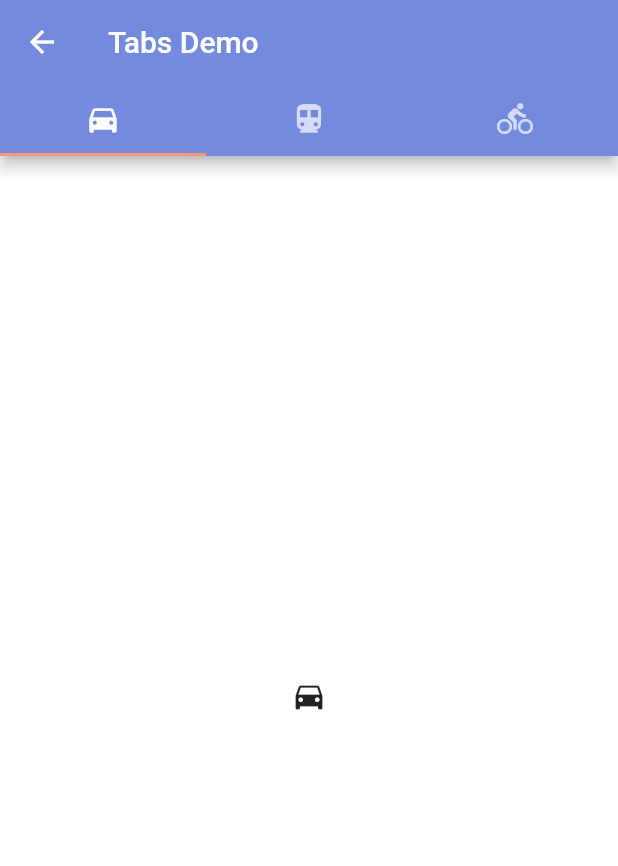
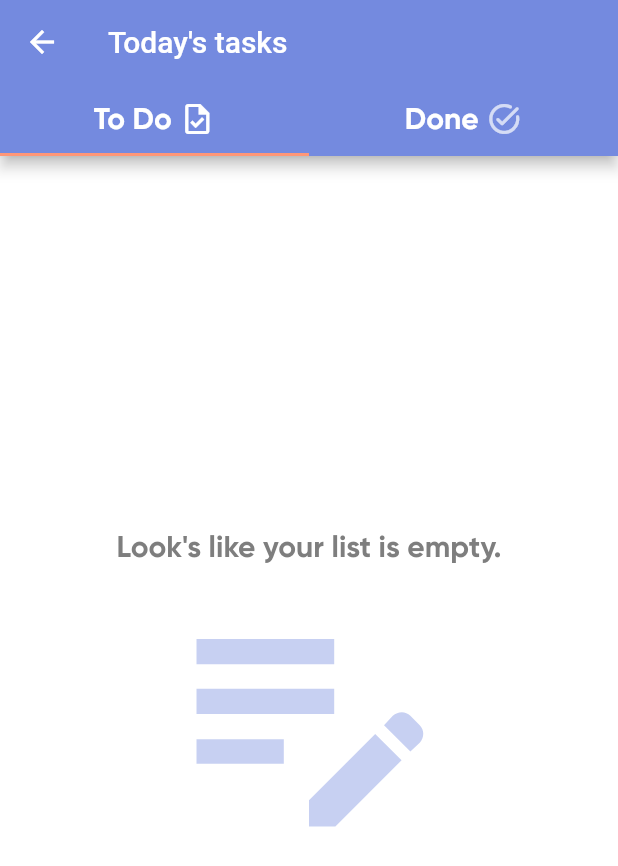
Before and after one commit to mshivkumar/flutterAssignmentTodo, a Flutter app: the screen it shows after launch, after a tap on "Today's tasks", on a phone screen of 412 x 824 dp. Shown: the top 866 px of the screen. Run offline on Flutter 3.47's test engine with Material 2 defaults, Android fonts, the phone set to English and light mode, and no system bars; our stand-ins replace sqflite; accounts and stored records are empty.

Commit message:
added databse class

```diff
--- /dev/null
+++ b/lib/database/database.dart
@@ -0,0 +1,88 @@
+import 'dart:io';
+import 'package:path_provider/path_provider.dart';
+import 'package:sqflite/sqflite.dart';
+
+import '../models/task.dart';
+
+class DatabaseHelper {
+  static final DatabaseHelper instance = DatabaseHelper._instance();
+
+  static Database? _db;
+
+  DatabaseHelper._instance();
+
+  String taskTable = 'task_table';
+  String colId = 'id';
+  String colTitle = 'title';
+  String colDescription = 'description';
+  String colDate = 'date';
+  String colPriority = 'priority';
+  String colStatus = 'status';
+
+  Future<Database?> get db async {
+    _db ??= await _initDb();
+    return _db;
+  }
+
+  Future<Database> _initDb() async {
+    Directory dir = await getApplicationDocumentsDirectory();
+    String path = '${dir.path}task_list.db';
+    final taskListDB =
+        await openDatabase(path, version: 1, onCreate: _createDb);
+    return taskListDB;
+  }
+
+  void _createDb(Database db, int version) async {
+    await db.execute(
+        'CREATE TABLE $taskTable($colId INTEGER PRIMARY KEY AUTOINCREMENT, $colTitle TEXT, $colDescription TEXT, $colDate TEXT, $colPriority TEXT, $colStatus INTEGER)');
+  }
+
+  Future<List<Map<String, dynamic>>> getTaskMapList() async {
+    Database? db = await this.db;
+    final List<Map<String, dynamic>> result = await db!.query(taskTable);
+    return result;
+  }
+
+  Future<List<Task>> getTaskList() async {
+    final List<Map<String, dynamic>> taskMapList = await getTaskMapList();
+
+    final List<Task> taskList = [];
+
+    for (var taskMap in taskMapList) {
+      taskList.add(Task.fromMap(taskMap));
+    }
+    taskList.sort((noteA, noteB) => noteA.date!.compareTo(noteB.date!));
+
+    return taskList;
+  }
+
+  Future<int> insertTask(Task task) async {
+    Database? db = await this.db;
+    final int result = await db!.insert(
+      taskTable,
+      task.toMap(),
+    );
+    return result;
+  }
+
+  Future<int> updateTask(Task task) async {
+    Database? db = await this.db;
+    final int result = await db!.update(
+      taskTable,
+      task.toMap(),
+      where: '$colId = ?',
+      whereArgs: [task.id],
+    );
+    return result;
+  }
+
+  Future<int> deleteTask(int id) async {
+    Database? db = await this.db;
+    final int result = await db!.delete(
+      taskTable,
+      where: '$colId = ?',
+      whereArgs: [id],
+    );
+    return result;
+  }
+}
--- a/lib/models/task.dart
+++ b/lib/models/task.dart
@@ -1,6 +1,7 @@
 class Task {
   int? id;
   String? title;
+  String? description;
   DateTime? date;
   String? priority;
   int? status;
@@ -8,13 +9,49 @@ class Task {
   Task({
     this.id,
     this.title,
+    this.description,
     this.date,
     this.priority,
     this.status,
   });
 
+  Task.withId({
+    this.id,
+    this.title,
+    this.description,
+    this.date,
+    this.priority,
+    this.status,
+  });
+
+  Map<String, dynamic> toMap() {
+    final map = <String, dynamic>{};
+
+    if (id != null) {
+      map['id'] = id;
+    }
+
+    map['title'] = title;
+    map['description'] = description;
+    map['date'] = date!.toIso8601String();
+    map['priority'] = priority;
+    map['status'] = status;
+    return map;
+  }
+
+  factory Task.fromMap(Map<String, dynamic> map) {
+    return Task.withId(
+      id: map['id'],
+      title: map['title'],
+      description: map['description'],
+      date: DateTime.parse(map['date']),
+      priority: map['priority'],
+      status: map['status'],
+    );
+  }
+
   @override
   String toString() {
-    return 'Task{id: $id, title: $title, date: $date, priority: $priority, status: $status}';
+    return 'Task{id: $id, title: $title, description: $description, date: $date, priority: $priority, status: $status}';
   }
 }
--- a/lib/screens/task_list_screen.dart
+++ b/lib/screens/task_list_screen.dart
@@ -1,9 +1,16 @@
 import 'package:flutter/material.dart';
 import 'package:flutter_assignment_todo/utils/colors.dart';
 import 'package:flutter_assignment_todo/utils/constants.dart';
+import 'package:flutter_assignment_todo/utils/text_styles.dart';
+import 'package:flutter_assignment_todo/widgets/completed_task_list_widget.dart';
+import 'package:flutter_assignment_todo/widgets/todo_task_list_widget.dart';
+
+import '../database/database.dart';
+import '../models/task.dart';
 
 class TaskListScreen extends StatefulWidget {
   static const routeName = '/task-list-screen';
+
   const TaskListScreen({Key? key}) : super(key: key);
 
   @override
@@ -11,36 +18,118 @@ class TaskListScreen extends StatefulWidget {
 }
 
 class _TaskListScreenState extends State<TaskListScreen> {
-  late TaskList list;
+  late TaskList? _loadTaskListFor;
+  late List<Task>? _taskList;
+  bool _isLoading = true;
 
   @override
   void initState() {
     super.initState();
-    final routeArgs = ModalRoute.of(context)?.settings.arguments as Map<String, dynamic>;
-    list = routeArgs['taskList'];
+  }
+
+  @override
+  void didChangeDependencies() {
+    super.didChangeDependencies();
+    _readArguments();
+  }
+
+  Future<void> _readArguments() async {
+    TaskList? loadTaskListFor;
+    List<Task>? taskList;
+    try {
+      final routeArgs =
+          ModalRoute.of(context)?.settings.arguments as Map<String, dynamic>;
+      loadTaskListFor = routeArgs['loadTaskListFor'];
+    } catch (e) {
+      debugPrint('Error: $e');
+    }
+    taskList = await DatabaseHelper.instance.getTaskList();
+
+    setState(() {
+      _loadTaskListFor = loadTaskListFor;
+      _taskList = taskList;
+      _isLoading = false;
+    });
+  }
+
+  Widget tabHeader({required TaskList? taskListOf}) {
+    switch (taskListOf) {
+      case TaskList.today:
+        {
+          return const Text('Today\'s tasks');
+        }
+
+      case TaskList.tomorrow:
+        {
+          return const Text('Tomorrow\'s tasks');
+        }
+
+      default:
+        {
+          return const Text('Upcoming tasks');
+        }
+    }
+  }
+
+  Widget tabSubHeader({required bool isCompleted}) {
+    return (!isCompleted)
+        ? Row(
+            mainAxisSize: MainAxisSize.min,
+            children: [
+              Text(
+                'To Do',
+                style: AppTypography.kGilroyBold20(color: APPColors.kcWhite),
+              ),
+              const SizedBox(
+                width: 5.0,
+              ),
+              const Icon(
+                Icons.task_outlined,
+              ),
+            ],
+          )
+        : Row(
+            mainAxisSize: MainAxisSize.min,
+            children: [
+              Text(
+                'Done',
+                style: AppTypography.kGilroyBold20(color: APPColors.kcWhite),
+              ),
+              const SizedBox(
+                width: 5.0,
+              ),
+              const Icon(
+                Icons.task_alt_rounded,
+              ),
+            ],
+          );
   }
 
   @override
   Widget build(BuildContext context) {
-    return DefaultTabController(
-        length: 3,
+    return (_isLoading)
+        ? const CircularProgressIndicator()
+        : DefaultTabController(
+            length: 2,
             child: Scaffold(
               appBar: AppBar(
                 backgroundColor: Theme.of(context).primaryColor,
-            bottom: const TabBar(
+                bottom: TabBar(
                   tabs: [
-                Tab(icon: Icon(Icons.directions_car)),
-                Tab(icon: Icon(Icons.directions_transit)),
-                Tab(icon: Icon(Icons.directions_bike)),
+                    Tab(
+                      child: tabSubHeader(isCompleted: false),
+                    ),
+                    Tab(
+                      child: tabSubHeader(isCompleted: true),
+                    ),
                   ],
                 ),
-            title: const Text('Tabs Demo'),
+                title: tabHeader(taskListOf: _loadTaskListFor),
               ),
               body: const TabBarView(
                 children: [
-              Icon(Icons.directions_car),
-              Icon(Icons.directions_transit),
-              Icon(Icons.directions_bike),
+                  TodoTaskListWidget(),
+                  CompletedTaskListWidget(),
                 ],
               ),
             ),
--- /dev/null
+++ b/lib/widgets/empty_list_widget.dart
@@ -0,0 +1,30 @@
+import 'package:flutter/material.dart';
+import 'package:flutter_assignment_todo/utils/colors.dart';
+import 'package:flutter_assignment_todo/utils/text_styles.dart';
+
+class EmptyListWidget extends StatelessWidget {
+  const EmptyListWidget({Key? key}) : super(key: key);
+
+  @override
+  Widget build(BuildContext context) {
+    return Padding(
+      padding: const EdgeInsets.all(10.0),
+      child: Column(
+        mainAxisSize: MainAxisSize.min,
+        mainAxisAlignment: MainAxisAlignment.center,
+        children: [
+          Text(
+            'Look\'s like your list is empty.',
+            style: AppTypography.kGilroyBoldGeneric(
+                fontSize: 20, color: APPColors.kcDarkGrey),
+          ),
+          Icon(
+            Icons.edit_note,
+            size: 200,
+            color: APPColors.kcGraphSecondary.withOpacity(0.4),
+          )
+        ],
+      ),
+    );
+  }
+}
--- a/lib/widgets/page_view_widget.dart
+++ b/lib/widgets/page_view_widget.dart
@@ -26,21 +26,21 @@ class _PageViewWidgetState extends State<PageViewWidget> {
       case NavigateToPage.today:
         {
           Navigator.of(context).pushNamed(TaskListScreen.routeName,
-              arguments: {'taskList': TaskList.today});
+              arguments: {'loadTaskListFor': TaskList.today});
         }
         break;
 
       case NavigateToPage.tomorrow:
         {
           Navigator.of(context).pushNamed(TaskListScreen.routeName,
-              arguments: {'taskList': TaskList.tomorrow});
+              arguments: {'loadTaskListFor': TaskList.tomorrow});
         }
         break;
 
       default:
         {
           Navigator.of(context).pushNamed(TaskListScreen.routeName,
-              arguments: {'taskList': TaskList.upcoming});
+              arguments: {'loadTaskListFor': TaskList.upcoming});
         }
         break;
     }
--- /dev/null
+++ b/lib/widgets/todo_task_list_widget.dart
@@ -0,0 +1,55 @@
+import 'package:flutter/material.dart';
+import 'package:flutter_assignment_todo/widgets/empty_list_widget.dart';
+import 'package:flutter_assignment_todo/widgets/list_item_widget.dart';
+
+import '../database/database.dart';
+import '../models/task.dart';
+
+class TodoTaskListWidget extends StatefulWidget {
+  const TodoTaskListWidget({Key? key}) : super(key: key);
+
+  @override
+  State<TodoTaskListWidget> createState() => _TodoTaskListWidgetState();
+}
+
+class _TodoTaskListWidgetState extends State<TodoTaskListWidget> {
+
+  @override
+  void initState() {
+    super.initState();
+    _getTaskList();
+  }
+
+  Future<List<Task>> _getTaskList() async {
+    List<Task> taskList;
+    taskList = await DatabaseHelper.instance.getTaskList();
+    return taskList;
+  }
+
+  @override
+  Widget build(BuildContext context) {
+    return FutureBuilder<List<Task>>(
+        future: _getTaskList(),
+        builder: (BuildContext context, AsyncSnapshot snapshot) {
+          if (snapshot.connectionState == ConnectionState.waiting) {
+            return const Center(
+              child: CircularProgressIndicator(),
+            );
+          }
+          if (snapshot.hasError) {
+            return Container();
+          }
+          if(snapshot.data!.length == 0) {
+            return const EmptyListWidget();
+          }
+          if (snapshot.hasData) {
+            return ListView.builder(
+                itemCount: int.parse(snapshot.data!.length.toString()),
+                itemBuilder: (BuildContext context, int index) {
+                  return ListItemWidget(task: snapshot.data[index]);
+                });
+          }
+          return const EmptyListWidget();
+        });
+  }
+}
--- a/pubspec.yaml
+++ b/pubspec.yaml
@@ -35,6 +35,8 @@ dependencies:
   # Use with the CupertinoIcons class for iOS style icons.
   cupertino_icons: ^1.0.2
   intl:
+  sqflite:
+  path_provider:
 
 dev_dependencies:
   flutter_test:
```
Also changed, not shown: lib/screens/add_task_screen.dart (+55 -10 lines), lib/utils/theme.dart (+9 -0 lines), lib/widgets/completed_task_list_widget.dart (added, +16 -0 lines), lib/widgets/list_item_widget.dart (added, +73 -0 lines), pubspec.lock, 3 other files. Lines whose indentation alone changed are shown as unchanged.
